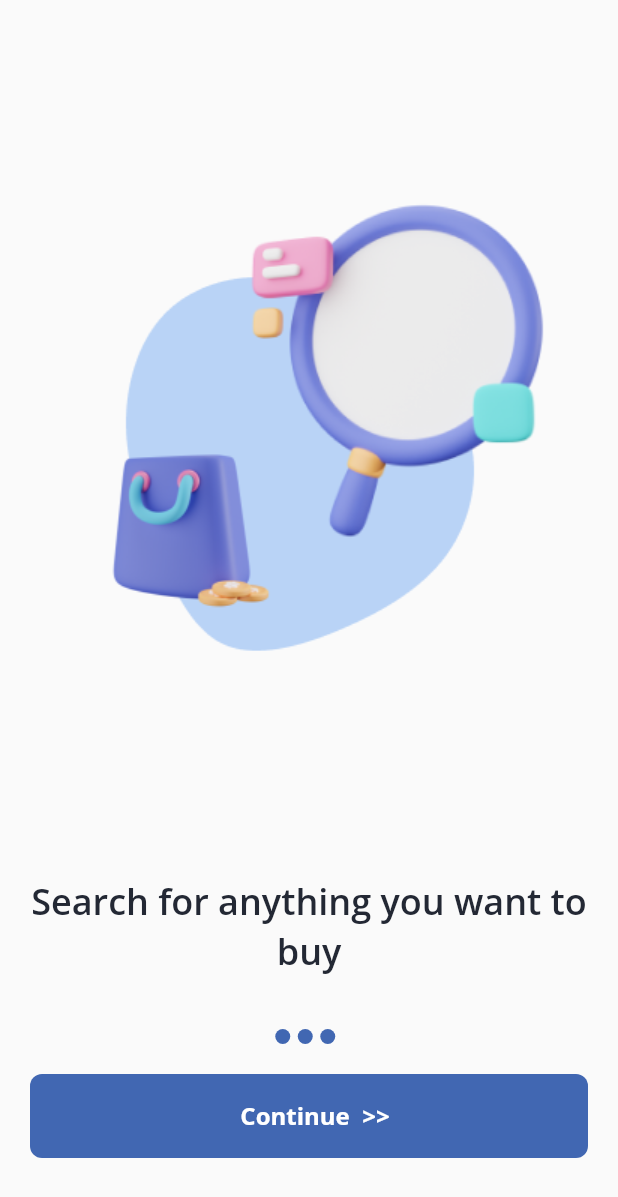
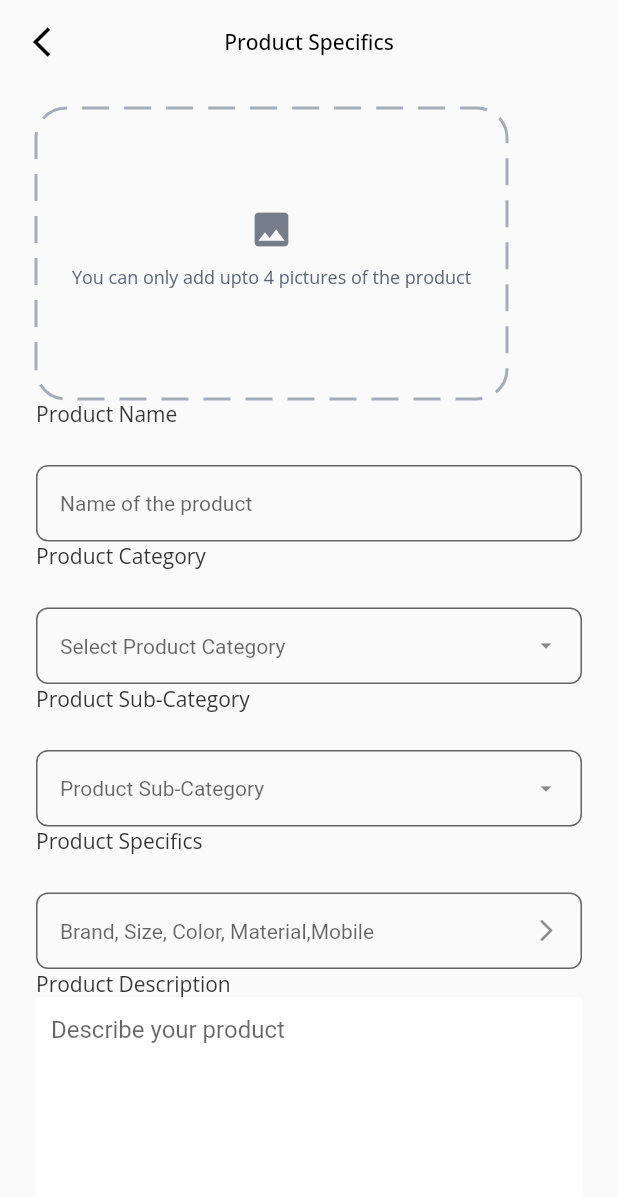
Before and after one commit to ex-plo-rer/buylink, a Flutter app: the screen it shows after launch, on a phone screen of 412 x 824 dp. Shown: the top 1197 px of the screen. Run offline on Flutter 3.47's test engine with Material 2 defaults, Android fonts, the phone set to English and light mode, and no system bars; drawn by our look-alikes of dotted_border; our stand-ins replace cached_network_image, flutter_map, flutter_rating_bar, flutter_svg, google_fonts, hooks_riverpod and 3 more.

Commit message:
add product screens

```diff
--- a/lib/core/routes.dart
+++ b/lib/core/routes.dart
@@ -1,3 +1,4 @@
+import 'package:buy_link/features/core/views/add_product_view.dart';
 import 'package:buy_link/features/core/views/add_review_view.dart';
 import 'package:buy_link/features/core/views/categories_view.dart';
 import 'package:buy_link/features/core/views/compare_view.dart';
@@ -50,6 +51,7 @@ class Routes {
   static const emptystoreView = '/emptystore';
   static const storesettingView = '/storesetting';
   static const messageView = '/message';
+  static const addProduct = '/addproduct';
 
   static Route<dynamic> generateRoute(RouteSettings settings) {
     switch (settings.name) {
@@ -102,6 +104,9 @@ class Routes {
       case messageView:
         return MaterialPageRoute(builder: (_) => MessageView());
 
+      case addProduct:
+        return MaterialPageRoute(builder: (_) => AddProductView());
+
       // case otpVerification:
       // case otpVerification:
       //   var fromRegister = settings.arguments as bool;
--- /dev/null
+++ b/lib/features/core/views/add_product_view.dart
@@ -0,0 +1,152 @@
+import 'package:buy_link/features/core/views/add_product_desc.dart';
+import 'package:buy_link/widgets/app_text_field.dart';
+import 'package:dotted_border/dotted_border.dart';
+import 'package:flutter/cupertino.dart';
+import 'package:flutter/material.dart';
+import 'package:hooks_riverpod/hooks_riverpod.dart';
+
+import '../../../core/constants/colors.dart';
+import '../../../core/constants/strings.dart';
+import '../../../services/navigation_service.dart';
+import '../../../widgets/app_button.dart';
+import '../../../widgets/spacing.dart';
+import '../../../widgets/text_with_rich.dart';
+
+class AddProductView extends ConsumerWidget {
+  const AddProductView({Key? key}) : super(key: key);
+
+  @override
+  Widget build(BuildContext context, ref) {
+    return Scaffold(
+        appBar: AppBar(
+          iconTheme: const IconThemeData(
+            color: AppColors.dark, //change your color here
+          ),
+          leading: IconButton(
+            onPressed: () {},
+            icon: const Icon(
+              Icons.arrow_back_ios_outlined,
+            ),
+          ),
+          elevation: 0,
+          backgroundColor: AppColors.transparent,
+          title: Text(
+            "Product Specifics",
+            style: TextStyle(
+              color: AppColors.dark,
+              fontSize: 14,
+              fontWeight: FontWeight.w500,
+            ),
+          ),
+          centerTitle: true,
+        ),
+        body: SingleChildScrollView(
+            child: Padding(
+                padding: const EdgeInsets.symmetric(
+                  vertical: 16,
+                  horizontal: 24,
+                ),
+                child: Column(
+                    crossAxisAlignment: CrossAxisAlignment.start,
+                    children : <Widget>[
+                      DottedBorder(
+                          borderType: BorderType.RRect,
+                          radius: const Radius.circular(20),
+                          dashPattern: [18, 10],
+                          color: AppColors.grey6,
+                          strokeWidth: 2,
+                          child: SizedBox(
+                              height: 190,
+                              width: 310,
+                              child: Column(children: const <Widget>[
+                                const Spacing.largeHeight(),
+                                const Spacing.largeHeight(),
+                                 Icon(
+                                    Icons.image,
+                                    color: AppColors.grey5,
+                                    size: 30,
+                                  ),
+                                Spacing.smallHeight(),
+
+                                Text("You can only add upto 4 pictures of the product",
+                                    style: TextStyle(
+                                        color: AppColors.grey4, fontSize: 12))
+                              ]))),
+
+                      Text("Product Name"),
+                      AppTextField(
+                        hintText: 'Name of the product',
+                      ),
+
+                      Text ("Product Category"),
+                      AppTextField(
+                          hintText: 'Select Product Category',
+                        suffixIcon: Icon(
+                          Icons.arrow_drop_down_outlined
+                        ),
+                        ),
+
+                      Text("Product Sub-Category"),
+                      AppTextField(
+                        hintText: 'Product Sub-Category',
+                        suffixIcon: Icon(
+                            Icons.arrow_drop_down_outlined
+                        ),
+                        prefixIcon: Icon(
+                            Icons.search
+                        ),
+                      ),
+
+                      Text ("Product Specifics"),
+                      AppTextField(
+                        hintText: 'Brand, Size, Color, Material,Mobile',
+                        suffixIcon: IconButton(icon: Icon(Icons.arrow_forward_ios_rounded, ),
+                          onPressed: (){
+                            Navigator.push(
+                              context,
+                              MaterialPageRoute(
+                                builder: (context) => AddProductDescView(),
+                              ),
+                            );
+
+                          },)
+                      ),
+
+                      Text ("Product Description"),
+
+                      Container(
+                          height: 200,
+                          color: AppColors.light,
+                          padding: EdgeInsets.all(10.0),
+                          child: new ConstrainedBox(
+                              constraints: BoxConstraints(
+                                maxHeight: 200.0,
+                              ),
+                              child: new Scrollbar(
+                                  child: new SingleChildScrollView(
+                                    scrollDirection: Axis.vertical,
+                                    reverse: true,
+                                    child: SizedBox(
+                                      height: 190.0,
+                                      child: new TextField(
+                                        maxLines: 100,
+                                        decoration: new InputDecoration(
+                                          border: InputBorder.none,
+                                          hintText: 'Describe your product',
+                                        ),
+                                      ),
+                                    ),)))),
+
+                      AppButton(
+                        text: "Save Productq",
+                        backgroundColor: AppColors.primaryColor,
+                        // onPressed: () => ref
+                        //     .read(navigationServiceProvider)
+                        //     .navigateToNamed(Routes.homeView),
+                        onPressed: () {
+
+
+                        },
+                      ),
+
+                    ]))));}}
--- a/lib/main.dart
+++ b/lib/main.dart
@@ -11,6 +11,7 @@ import 'package:hooks_riverpod/hooks_riverpod.dart';
 import 'core/constants/strings.dart';
 import 'core/routes.dart';
 import 'core/theme.dart';
+import 'features/core/views/add_product_view.dart';
 import 'features/core/views/message_view/message_view.dart';
 import 'features/core/views/settings_view/setting_view.dart';
 
@@ -29,7 +30,7 @@ class MyApp extends ConsumerWidget {
       debugShowCheckedModeBanner: false,
       title: AppStrings.appName,
       theme: AppTheme.lightTheme,
-      home: OnboardingView(),
+      home: AddProductView(),
       onGenerateRoute: Routes.generateRoute,
       navigatorKey: ref.read(navigationServiceProvider).navigatorKey,
       scaffoldMessengerKey: ref.read(snackbarService).scaffoldMessengerKey,
--- a/lib/widgets/add_store_button.dart
+++ b/lib/widgets/add_store_button.dart
@@ -42,7 +42,8 @@ class AddStoreContainer extends ConsumerWidget {
                     Text("Add a new store",
                         style: TextStyle(
                             color: AppColors.primaryColor, fontSize: 16))
-                  ])))),
+                  ])))
+      ),
     );
   }
 }
```
Also changed, not shown: lib/features/core/notifiers/add_product_desc_notifier.dart (added, +13 -0 lines), lib/features/core/notifiers/add_product_notifier.dart (added, +13 -0 lines), lib/features/core/views/add_product_desc.dart (added, +137 -0 lines).
